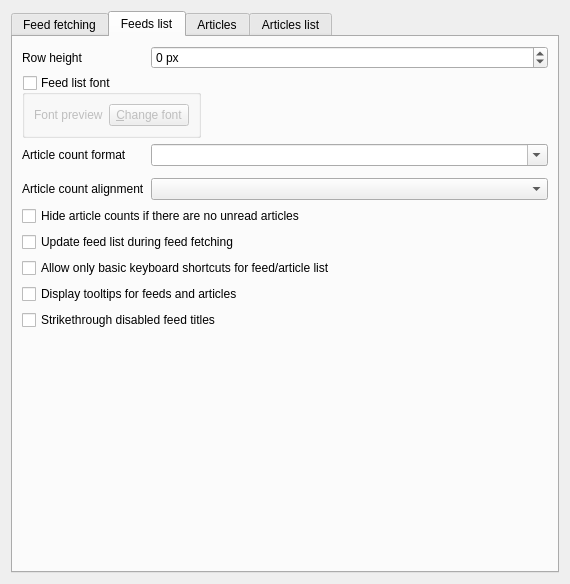
Above: src/librssguard/gui/settings/settingsfeedsmessages.ui from martinrotter/rssguard before the change. Below: the same form after it.
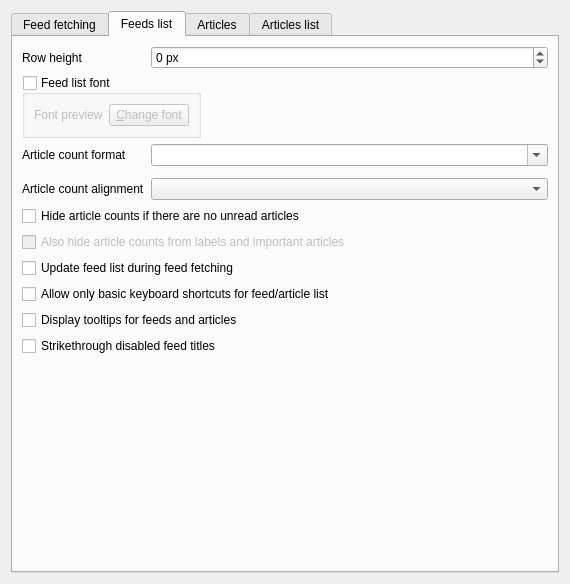
That is the form after the change. The open tabs and pages were chosen to show the change. Custom widgets are drawn as their Qt base class.

Diff of the .ui file:
```diff
--- a/src/librssguard/gui/settings/settingsfeedsmessages.ui
+++ b/src/librssguard/gui/settings/settingsfeedsmessages.ui
@@ -262,28 +262,28 @@
          </property>
         </widget>
        </item>
-       <item row="7" column="0" colspan="2">
+       <item row="8" column="0" colspan="2">
         <widget class="QCheckBox" name="m_cbUpdateFeedListDuringFetching">
          <property name="text">
           <string>Update feed list during feed fetching</string>
          </property>
         </widget>
        </item>
-       <item row="8" column="0" colspan="2">
+       <item row="9" column="0" colspan="2">
         <widget class="QCheckBox" name="m_cbListsRestrictedShortcuts">
          <property name="text">
           <string>Allow only basic keyboard shortcuts for feed/article list</string>
          </property>
         </widget>
        </item>
-       <item row="9" column="0" colspan="2">
+       <item row="10" column="0" colspan="2">
         <widget class="QCheckBox" name="m_checkShowTooltips">
          <property name="text">
           <string>Display tooltips for feeds and articles</string>
          </property>
         </widget>
        </item>
-       <item row="11" column="0" colspan="2">
+       <item row="12" column="0" colspan="2">
         <widget class="QCheckBox" name="m_cbStrikethroughDisabledFeeds">
          <property name="text">
           <string>Strikethrough disabled feed titles</string>
@@ -293,6 +293,16 @@
        <item row="3" column="0" colspan="2">
         <widget class="HelpSpoiler" name="m_helpCountsFeedsFormat" native="true"/>
        </item>
+       <item row="7" column="0" colspan="2">
+        <widget class="QCheckBox" name="m_cbHideCountsIfNoUnreadLabelImportant">
+         <property name="enabled">
+          <bool>false</bool>
+         </property>
+         <property name="text">
+          <string>Also hide article counts from labels and important articles</string>
+         </property>
+        </widget>
+       </item>
       </layout>
      </widget>
      <widget class="QWidget" name="m_tabMessages">
```
Left out of the diff: 19 changed lines with no effect on the pictures.
